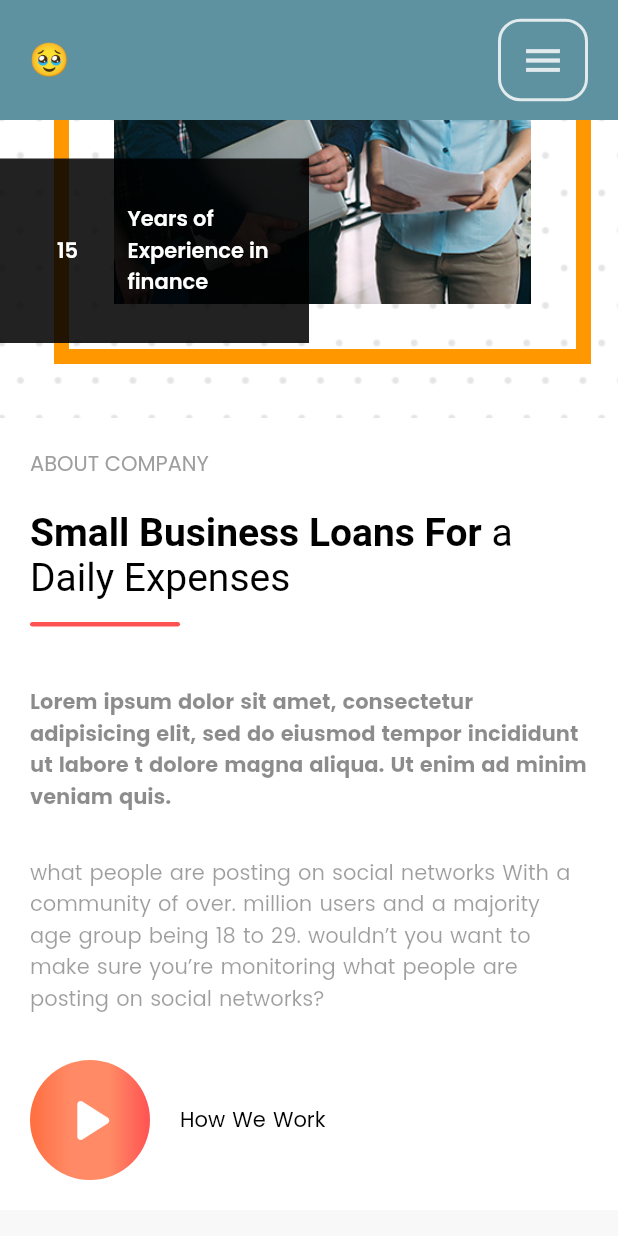
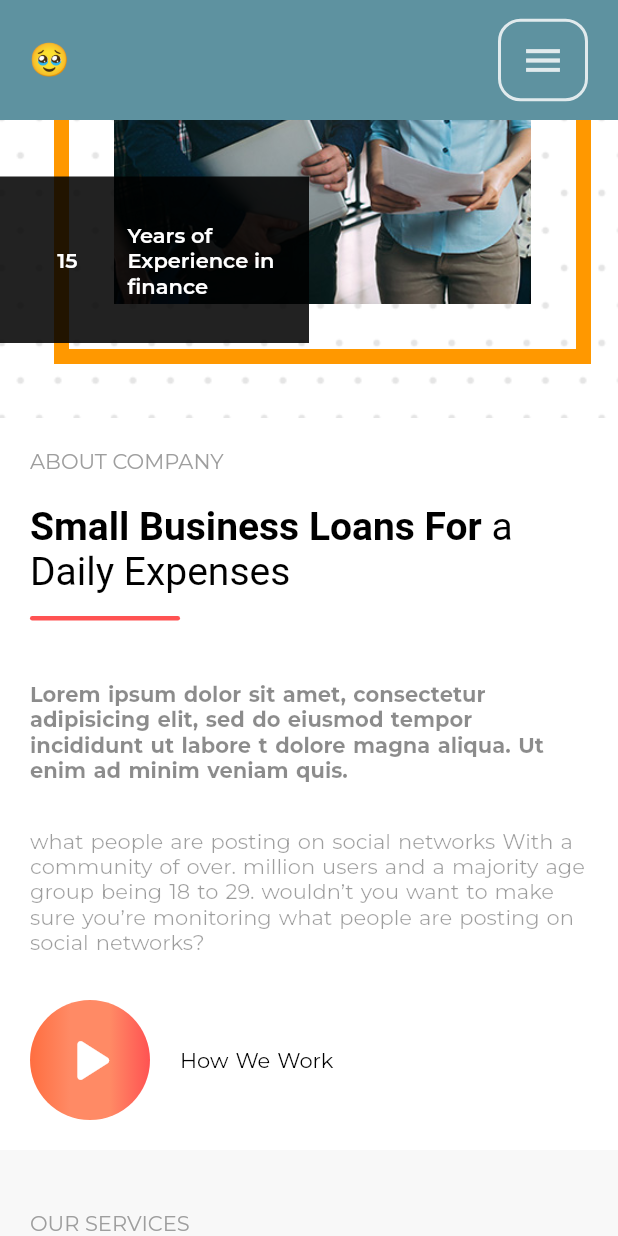
Before and after one commit to rounakraj03/loan-flutter, a Flutter app: the screen it shows after launch, scrolled down 576 dp, on a phone screen of 412 x 824 dp. Run offline on Flutter 3.47's test engine with Material 2 defaults, Android fonts, the phone set to English and light mode, and no system bars; our stand-ins replace carousel_slider, dio, dots_indicator, google_fonts, visibility_detector.

```diff
--- a/lib/res/app_theme.dart
+++ b/lib/res/app_theme.dart
@@ -12,9 +12,9 @@ class AppTheme {
           )
       ),
       scaffoldBackgroundColor: Colors.black87,
-      iconTheme: const IconThemeData(color: Colors.white),
+      iconTheme: const IconThemeData(color: Colors.white,),
       // textTheme: GoogleFonts.robotoCondensedTextTheme()
-      textTheme: GoogleFonts.poppinsTextTheme().apply(
+      textTheme: GoogleFonts.montserratTextTheme().apply(
         displayColor: Colors.white, bodyColor: Colors.white
       )
     );
--- a/lib/widgets/homeWidgets.dart
+++ b/lib/widgets/homeWidgets.dart
@@ -381,20 +381,20 @@ class HomeThreeWidget extends StatelessWidget {
     return LayoutBuilder(builder: (context, constraints) {
       if(constraints.maxWidth > (Constants.desktop_view -300)) {
         return Padding(
-          padding: const EdgeInsets.symmetric(vertical: 20.0, horizontal: 40),
+          padding: const EdgeInsets.symmetric(vertical: 20.0, horizontal: 60),
           child: Column(
             crossAxisAlignment: CrossAxisAlignment.start,
             children: [
               Row(
                 mainAxisAlignment: MainAxisAlignment.start,
                 children: [
-                  Text("ABOUT COMPANY", style: TextStyle(color: Colors.grey, fontSize: 18),),
+                  Text("ABOUT COMPANY", style: GoogleFonts.montserrat(color: Color(0xff757575), fontSize: 14, letterSpacing: 1, fontWeight: FontWeight.w500),),
                 ],
               ),
-              SizedBox(height: 20,),
+              SizedBox(height: 10,),
               RichText(
                 text: TextSpan(
-                    style: TextStyle(color: Colors.black, fontSize: 32),
+                    style: GoogleFonts.montserrat(color: Color(0xff222222), fontSize: 42),
                     children: [
                       TextSpan(text: "Small Business Loans For ",style: TextStyle(fontWeight: FontWeight.bold)),
                       TextSpan(text: "a Daily Expenses"),
@@ -405,7 +405,7 @@ class HomeThreeWidget extends StatelessWidget {
               UnderLineWidget(height: 3, width: 100,),
               SizedBox(height: 30,),
 
-              Text("Lorem ipsum dolor sit amet, consectetur adipisicing elit, sed do eiusmod tempor incididunt ut labore t dolore magna aliqua. Ut enim ad minim veniam quis.", style: TextStyle(color: Colors.black45, wordSpacing: 1, fontWeight: FontWeight.w700,fontSize: 16),),
+              Text("Lorem ipsum dolor sit amet, consectetur adipisicing elit, sed do eiusmod tempor incididunt ut labore t dolore magna aliqua. Ut enim ad minim veniam quis.", style: TextStyle(color: Color(0xff666666), wordSpacing: 1, fontWeight: FontWeight.w700,fontSize: 16),),
               SizedBox(height: 30,),
               Text("what people are posting on social networks With a community of over. million users and a majority age group being 18 to 29. wouldn’t you want to make sure you’re monitoring what people are posting on social networks?", style: TextStyle(color: Colors.black38, wordSpacing: 1,fontSize: 16),),
               SizedBox(height: 30,),
@@ -505,13 +505,13 @@ class _HomeFourWidgetState extends State<HomeFourWidget> {
                       // mainAxisAlignment: MainAxisAlignment.start,
                       crossAxisAlignment: CrossAxisAlignment.start,
                       children: [
-                        Text("OUR SERVICES", style: TextStyle(color: Colors.grey, fontSize: 18,wordSpacing: 1, letterSpacing: 2 ),),
-                        SizedBox(height: 20,),
+                        Text("OUR SERVICES", style: TextStyle(color: Colors.grey, fontSize: 14,wordSpacing: 1, letterSpacing: 2, fontWeight: FontWeight.w500 ),),
+                        SizedBox(height: 10,),
                         RichText(
                           text: TextSpan(
-                          style: TextStyle(color: Colors.black, fontSize: 40,wordSpacing: 2, letterSpacing: 3 ),
+                          style: TextStyle(color: Colors.black, fontSize: 38,wordSpacing: 2, letterSpacing: 3 , fontWeight: FontWeight.w400),
                           children: [
-                            TextSpan(text: "What We ",style: TextStyle(fontWeight: FontWeight.bold)),
+                            TextSpan(text: "What We ",style: TextStyle(fontWeight: FontWeight.w700)),
                             TextSpan(text: "Offer for You"),
                           ]
                       ),
@@ -530,19 +530,19 @@ class _HomeFourWidgetState extends State<HomeFourWidget> {
                 CarouselSlider(
                     items: [
                       CardContainer(assetName: Assets.offer1, heading: "Business Loan", subHeading: "Strategy experience and analytical expertise combine",),
-                      CardContainer(assetName: Assets.offer2, heading: "Commercial Loan", subHeading: "Enable decision making and create Business plan",),
+                      CardContainer(assetName: Assets.offer2, heading: "Loan against Property", subHeading: "Enable decision making and create Business plan",),
                       CardContainer(assetName: Assets.offer3, heading: "Personal Loan", subHeading: "Capital market perspective to growth business",),
                       CardContainer(assetName: Assets.offer4, heading: "Home Loan", subHeading: "Linking corporate business strategy capital markets",),
-                      CardContainer(assetName: Assets.offer5, heading: "Construction Loan", subHeading: "Managing effectively source of competitive advantage",),
-                      CardContainer(assetName: Assets.offer6, heading: "Education Loan", subHeading: "Organizing financial strategy competitive business",),
+                      // CardContainer(assetName: Assets.offer5, heading: "Construction Loan", subHeading: "Managing effectively source of competitive advantage",),
+                      // CardContainer(assetName: Assets.offer6, heading: "Education Loan", subHeading: "Organizing financial strategy competitive business",),
                       CardContainer(assetName: Assets.offer7, heading: "Car Loan", subHeading: "Technology is an integral differentiating competition",),
-                      CardContainer(assetName: Assets.offer8, heading: "Investment Loan", subHeading: "Potentially of your business that both influences",),
-                      CardContainer(assetName: Assets.offer9, heading: "Goal Loan", subHeading: "Expert analysis provocative points of marketing",),
+                      CardContainer(assetName: Assets.offer8, heading: "General Insurance", subHeading: "Potentially of your business that both influences",),
+                      CardContainer(assetName: Assets.offer9, heading: "Health Insurance", subHeading: "Expert analysis provocative points of marketing",),
                     ],
                     carouselController: buttonCarouselController,
                     options: CarouselOptions(
                       height: 300,
-                      viewportFraction: 0.25,
+                      viewportFraction: 0.30,
                       initialPage: 5,
                       enableInfiniteScroll: false,
                       reverse: false,
```
